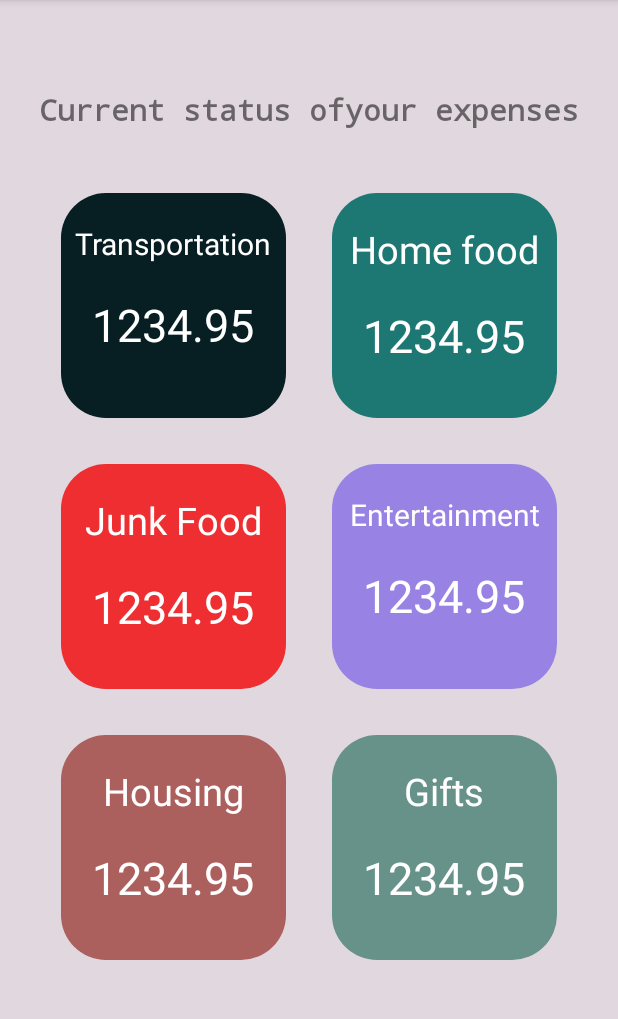
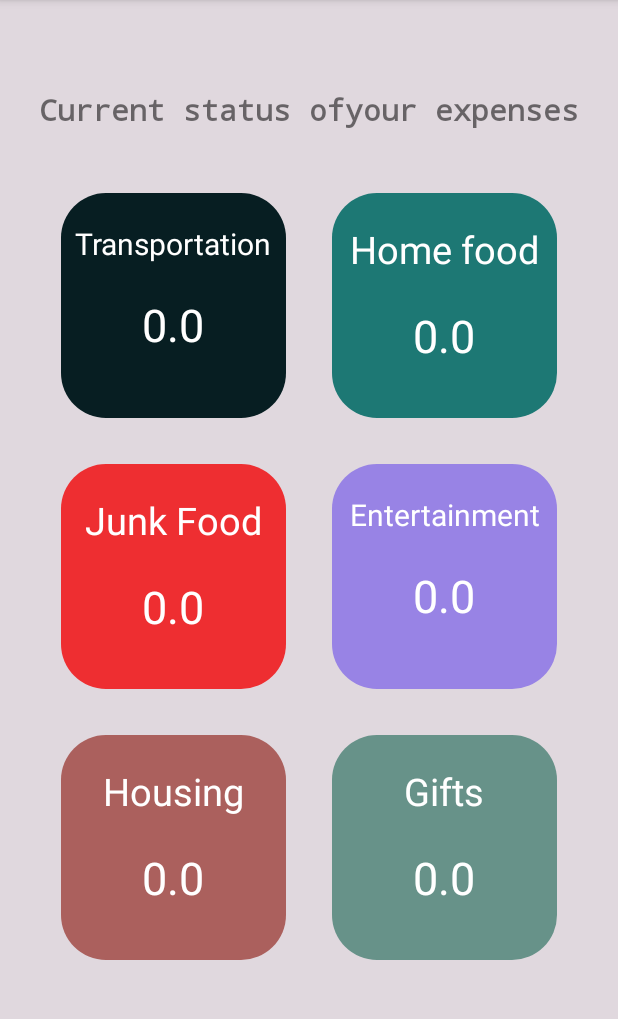
Before and after one commit to cainlouis/Budgeting_application, an Android app: the DisplayCurrentStatusActivity screen opened directly, with no data from a screen before it, on a phone screen of 412 x 824 dp, the part 84-1103 px from its top. Run offline under Robolectric (Android 15) with nearby library versions, the phone set to English and light mode, and no system bars; our stand-ins replace Room's generated code.

Commit message:
Made status work properly

```diff
--- a/app/build.gradle
+++ b/app/build.gradle
@@ -74,4 +74,9 @@ dependencies {
 
     // Pie chart
     implementation 'com.androidplot:androidplot-core:1.5.7'
+
+    // fragments
+    implementation("androidx.fragment:fragment-ktx:1.4.0")
+
+
 }
--- a/app/src/main/java/com/example/budgetingapplication/DisplayCurrentStatusActivity.kt
+++ b/app/src/main/java/com/example/budgetingapplication/DisplayCurrentStatusActivity.kt
@@ -2,14 +2,43 @@ package com.example.budgetingapplication
 
 import androidx.appcompat.app.AppCompatActivity
 import android.os.Bundle
+import android.widget.TextView
+import androidx.lifecycle.ViewModelProvider
+import com.example.budgetingapplication.viewmodel.BudgetViewModel
 
 /**
  * @author Kirill Parhomenco
  * this activity display the value of each category fetched from the database
  */
 class DisplayCurrentStatusActivity : MenuActivity() {
+
+    private lateinit var budgetViewModel: BudgetViewModel
+
+
+
+
     override fun onCreate(savedInstanceState: Bundle?) {
         super.onCreate(savedInstanceState)
+        budgetViewModel = ViewModelProvider(this).get(BudgetViewModel::class.java)
         setContentView(R.layout.activity_display_current_status)
+
+        // setup text views
+        val transportation = findViewById<TextView>(R.id.transportation)
+        val homeFood = findViewById<TextView>(R.id.homeFood)
+        val junkFood = findViewById<TextView>(R.id.junkFood)
+        val entertainment = findViewById<TextView>(R.id.entertainment)
+        val housing = findViewById<TextView>(R.id.housing)
+        val gifts = findViewById<TextView>(R.id.gifts)
+
+        val budgets = budgetViewModel.readAll
+
+        budgets.observe(this, {data ->
+            transportation.text = data[0].spending.toString()
+            homeFood.text = data[1].spending.toString()
+            junkFood.text = data[2].spending.toString()
+            entertainment.text = data[3].spending.toString()
+            housing.text = data[4].spending.toString()
+            gifts.text = data[5].spending.toString()
+        })
     }
 }
--- a/app/src/main/res/layout/activity_display_current_status.xml
+++ b/app/src/main/res/layout/activity_display_current_status.xml
@@ -51,6 +51,7 @@
                 android:textSize="20sp" />
 
             <TextView
+                android:id="@+id/transportation"
                 android:layout_width="match_parent"
                 android:layout_height="wrap_content"
                 android:hint="@string/_display_status_hint"
@@ -80,6 +81,7 @@
                 android:textSize="25sp" />
 
             <TextView
+                android:id="@+id/homeFood"
                 android:layout_width="match_parent"
                 android:layout_height="wrap_content"
                 android:hint="@string/_display_status_hint"
@@ -109,6 +111,7 @@
                 android:textSize="25sp" />
 
             <TextView
+                android:id="@+id/junkFood"
                 android:layout_width="match_parent"
                 android:layout_height="wrap_content"
                 android:hint="@string/_display_status_hint"
@@ -138,6 +141,7 @@
                 android:textSize="20sp" />
 
             <TextView
+                android:id="@+id/entertainment"
                 android:layout_width="match_parent"
                 android:layout_height="wrap_content"
                 android:hint="@string/_display_status_hint"
@@ -167,6 +171,7 @@
                 android:textSize="25sp" />
 
             <TextView
+                android:id="@+id/housing"
                 android:layout_width="match_parent"
                 android:layout_height="wrap_content"
                 android:hint="@string/_display_status_hint"
@@ -196,6 +201,7 @@
                 android:textSize="25sp" />
 
             <TextView
+                android:id="@+id/gifts"
                 android:layout_width="match_parent"
                 android:layout_height="wrap_content"
                 android:hint="@string/_display_status_hint"
--- a/build.gradle
+++ b/build.gradle
@@ -12,6 +12,7 @@ buildscript {
         // in the individual module build.gradle files
     }
 }
+
 
 task clean(type: Delete) {
     delete rootProject.buildDir
```
